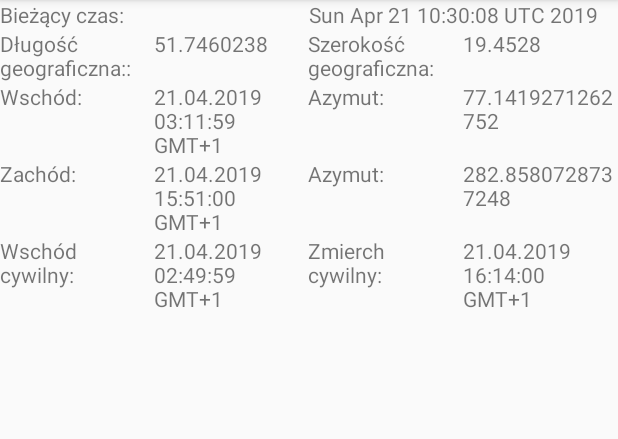
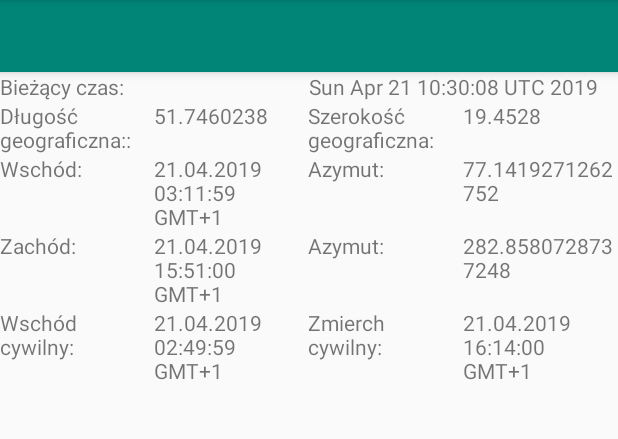
Before and after one commit to TomaszKot11/PAM, an Android app: the screen it shows after launch (MainActivity), on a phone screen of 412 x 824 dp, the part 84-523 px from its top. Run offline under Robolectric (Android 15) with nearby library versions, the phone set to English and light mode, and no system bars.

Commit message:
Added tab_layout to view pager in layout

```diff
--- a/AstroWeatherOne/app/src/main/res/layout/activity_main.xml
+++ b/AstroWeatherOne/app/src/main/res/layout/activity_main.xml
@@ -1,14 +1,31 @@
 <?xml version="1.0" encoding="utf-8"?>
-<android.support.design.widget.CoordinatorLayout xmlns:android="http://schemas.android.com/apk/res/android"
-                                                 xmlns:tools="http://schemas.android.com/tools"
-                                                 xmlns:app="http://schemas.android.com/apk/res-auto"
-                                                 android:layout_width="match_parent"
-                                                 android:layout_height="match_parent"
-                                                 android:fitsSystemWindows="true"
-                                                 tools:context=".mainActivity.MainActivity">
+<RelativeLayout
+xmlns:android="http://schemas.android.com/apk/res/android"
+xmlns:app="http://schemas.android.com/apk/res-auto"
+xmlns:tools="http://schemas.android.com/tools"
+android:layout_width="match_parent"
+android:layout_height="match_parent"
+tools:context=".mainActivity.MainActivity">
+
+    <android.support.design.widget.AppBarLayout
+            android:id="@+id/appbar"
+            android:layout_width="match_parent"
+            android:layout_height="wrap_content"
+            android:theme="@style/ThemeOverlay.AppCompat.Dark.ActionBar">
+
+        <android.support.design.widget.TabLayout
+                android:id="@+id/tabs"
+                android:layout_width="match_parent"
+                android:layout_height="wrap_content">
+
+        </android.support.design.widget.TabLayout>
+    </android.support.design.widget.AppBarLayout>
+
     <android.support.v4.view.ViewPager
             android:id="@+id/container"
             android:layout_width="match_parent"
             android:layout_height="match_parent"
-            app:layout_behavior="@string/appbar_scrolling_view_behavior"/>
-</android.support.design.widget.CoordinatorLayout>
+            android:layout_below="@+id/appbar"
+            app:layout_behavior="@string/appbar_scrolling_view_behavior">
+    </android.support.v4.view.ViewPager>
+</RelativeLayout>
```
